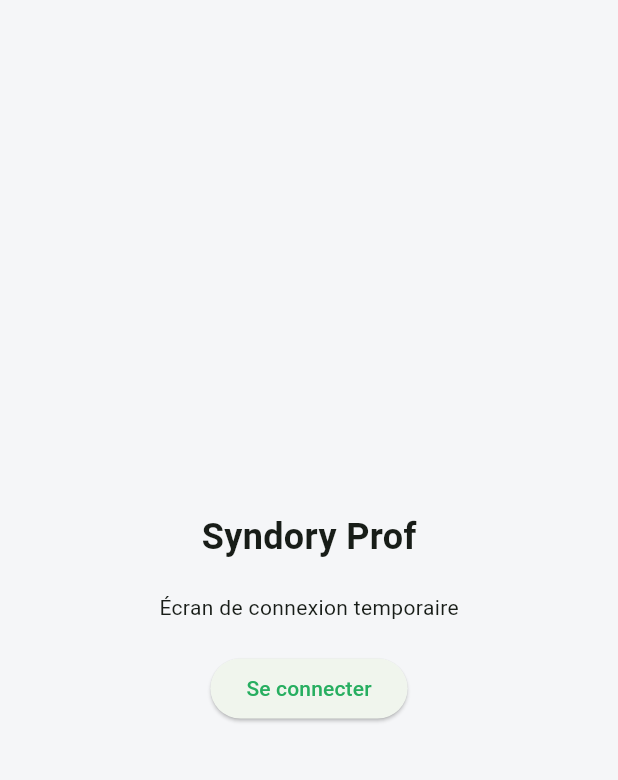
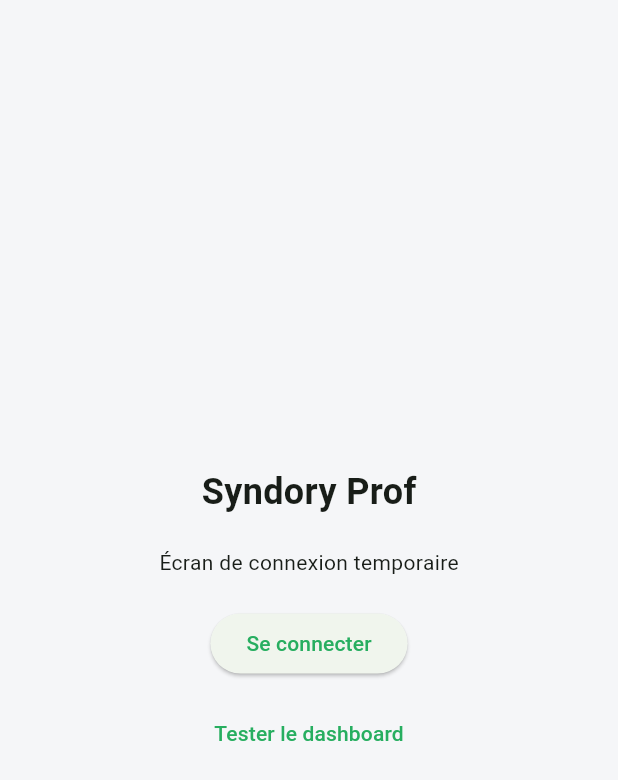
Before and after one commit to Syndory/syndory-prof, a Flutter app: the screen it shows after launch, on a phone screen of 412 x 824 dp. Shown: the top 780 px of the screen. Run offline on Flutter 3.47's test engine with Material 3 defaults, Android fonts, the phone set to English and light mode, and no system bars; our stand-ins replace supabase_flutter; accounts and stored records are empty.

Commit message:
feat(auth): ajouter un bouton de test pour accéder au dashboard

```diff
--- a/lib/features/auth/login_screen.dart
+++ b/lib/features/auth/login_screen.dart
@@ -1,4 +1,5 @@
 import 'package:flutter/material.dart';
+import '../home/widgets/dashboard_with_next_session_screen.dart';
 
 class LoginScreen extends StatelessWidget {
   const LoginScreen({super.key});
@@ -26,6 +27,17 @@ class LoginScreen extends StatelessWidget {
               },
               child: const Text('Se connecter'),
             ),
+            const SizedBox(height: 12),
+            TextButton(
+              onPressed: () {
+                Navigator.of(context).pushReplacement(
+                  MaterialPageRoute(
+                    builder: (_) => const DashboardWithNextSessionScreen(),
+                  ),
+                );
+              },
+              child: const Text('Tester le dashboard'),
+            ),
           ],
         ),
       ),
```
